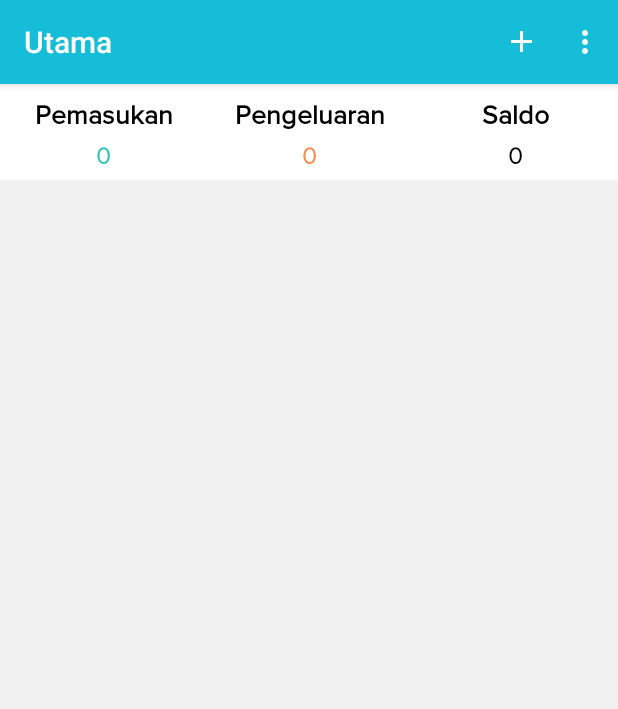
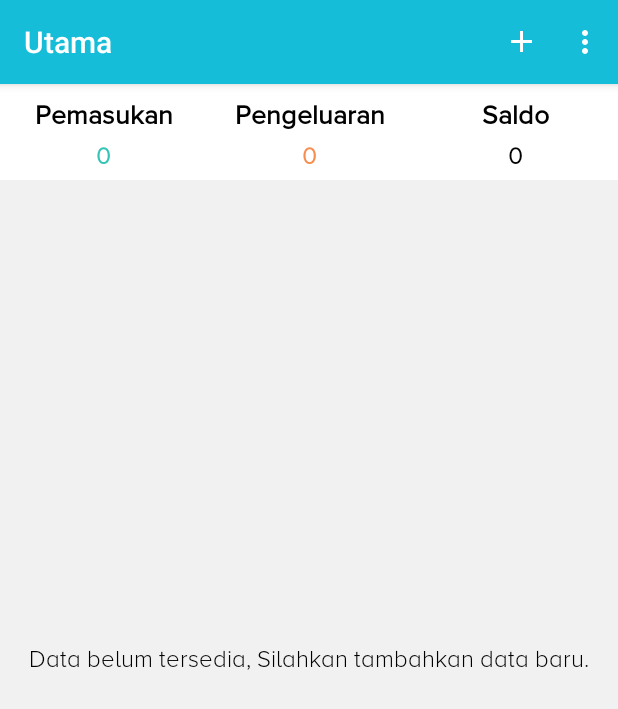
Before and after one commit to fritsonagung/CatatanDompet, an Android app: the MainActivity screen opened directly, with no data from a screen before it, on a phone screen of 412 x 824 dp. Shown: the top 709 px of the screen. Run offline under Robolectric (Android 15) with nearby library versions, the phone set to English and light mode, and no system bars; our stand-ins replace Room's generated code.

```diff
--- a/app/src/main/java/com/fritsonagung/catatandompet/Activity/MainActivity.java
+++ b/app/src/main/java/com/fritsonagung/catatandompet/Activity/MainActivity.java
@@ -42,7 +42,7 @@ public class MainActivity extends AppCompatActivity implements AdapterTransaksi.
     private AdapterTransaksi adapterTransaksi;
     public static DatabaseAplikasi db;
     private RecyclerView recyclerView;
-    private TextView totalSaldoKeseluruhan, totalPemasukanKeseluruhan, totalPengeluaranKeseluruhan;
+    private TextView totalSaldoKeseluruhan, totalPemasukanKeseluruhan, totalPengeluaranKeseluruhan, noData;
     private int totalSaldo, totalPemasukan, totalPengeluaran;
     List<EntitasTransaksi> listTransaksi = new ArrayList<>();
 
@@ -56,13 +56,22 @@ public class MainActivity extends AppCompatActivity implements AdapterTransaksi.
         setSupportActionBar(toolbar);
         setTitle("Utama");
 
-        fetchDataFromRoom();
-        initRecyclerView();
-        setAdapter();
-
         totalPemasukanKeseluruhan = findViewById(R.id.TV_Total_Pemasukan_Keseluruhan);
         totalPengeluaranKeseluruhan = findViewById(R.id.TV_Total_Pengeluaran_Keseluruhan);
         totalSaldoKeseluruhan = findViewById(R.id.TV_Total_Saldo_Keseluruhan);
+        noData = findViewById(R.id.TV_No_Data);
+
+        fetchDataFromRoom();
+
+        if (!listTransaksi.isEmpty()) {
+            //Jika data tersedia sembunyikan textview noData
+            noData.setVisibility(View.INVISIBLE);
+            initRecyclerView();
+            setAdapter();
+
+        } else{
+            noData.setVisibility(View.VISIBLE);
+        }
 
         getTotalTransaksi();
     }
--- a/app/src/main/java/com/fritsonagung/catatandompet/Adapter/AdapterTransaksi.java
+++ b/app/src/main/java/com/fritsonagung/catatandompet/Adapter/AdapterTransaksi.java
@@ -88,7 +88,7 @@ public class AdapterTransaksi extends RecyclerView.Adapter<AdapterTransaksi.MyVi
 
     public class MyViewHolder extends RecyclerView.ViewHolder implements View.OnClickListener {
 
-        TextView kategori, keterangan, jumlah, tanggal;
+        TextView kategori, keterangan, jumlah, tanggal, nodata;
         OnTransaksiListener onTransaksiListener;
 
         public MyViewHolder(View v, OnTransaksiListener onTransaksiListener) {
--- a/app/src/main/res/layout/activity_main.xml
+++ b/app/src/main/res/layout/activity_main.xml
@@ -142,6 +142,17 @@
             android:layout_margin="@dimen/dimen5"
             android:background="@color/white" />
 
+        <TextView
+            android:id="@+id/TV_No_Data"
+            android:layout_width="match_parent"
+            android:layout_height="wrap_content"
+            android:textSize="@dimen/font16"
+            android:fontFamily="@font/proxima_nova_alt_light"
+            android:layout_centerInParent="true"
+            android:gravity="center"
+            android:text="@string/data_kosong"
+            android:textColor="@color/colorBlack"/>
+
     </RelativeLayout>
 
 </android.support.design.widget.CoordinatorLayout>
--- a/app/src/main/res/values/strings.xml
+++ b/app/src/main/res/values/strings.xml
@@ -43,6 +43,7 @@
     <string name="coming_soon">Segera!</string>
     <string name="konfirmasi_hapus">Apakah Anda yakin Ingin Menghapus Transaksi Ini?</string>
     <string name="tentang_app">Catatan Dompet merupakan aplikasi pencatatan keuangan yang dibuat guna mempermudah pendataan pemasukan dan pengeluaran sehari-hari.</string>
+    <string name="data_kosong">Data belum tersedia, Silahkan tambahkan data baru.</string>
 
     <string-array name="jenis_transaksi_dan_kategori">
         <item>Pemasukan</item>
```
Also changed, not shown: app/src/main/java/com/fritsonagung/catatandompet/Activity/GrafikKategoriPemasukanActivity.java (+12 -5 lines), app/src/main/java/com/fritsonagung/catatandompet/Activity/GrafikKategoriPengeluaranActivity.java (+10 -2 lines), app/src/main/java/com/fritsonagung/catatandompet/Activity/LaporanActivity.java (+11 -1 lines), app/src/main/res/layout/dialog_coming_soon.xml (deleted, +0 -20 lines).
